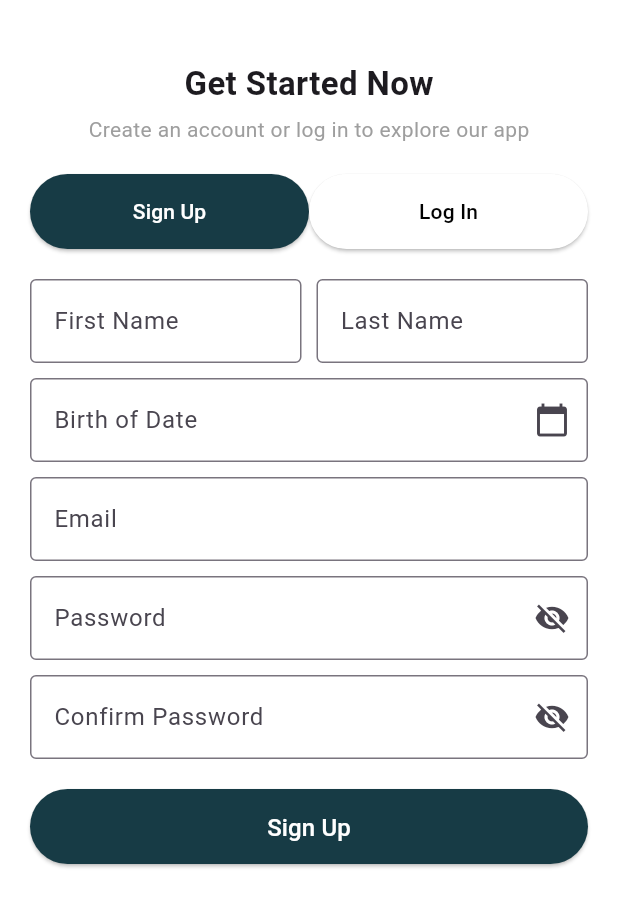
After one commit to anjumArnab/Spend-Wise, a Flutter app: the screen it shows after launch, in the side drawer, after a tap on "Log In", on a phone screen of 412 x 824 dp. The commit adds this screen. Shown: the top 907 px of the screen. Run offline on Flutter 3.47's test engine with Material 3 defaults, Android fonts, the phone set to English and light mode, and no system bars; our stand-ins replace flutter_local_notifications; network calls fail.

Commit message:
UI changes

```diff
--- a/lib/screens/drawer.dart
+++ b/lib/screens/drawer.dart
@@ -4,6 +4,7 @@ class CustomDrawer extends StatelessWidget {
   final String username;
   final String email;
   final String profilePictureUrl;
+  final VoidCallback onLogIn;
   final bool isBackupEnabled;
   final ValueChanged<bool> onBackupToggle;
   final VoidCallback onLogout;
@@ -14,6 +15,7 @@ class CustomDrawer extends StatelessWidget {
     required this.username,
     required this.email,
     required this.profilePictureUrl,
+    required this.onLogIn,
     required this.isBackupEnabled,
     required this.onBackupToggle,
     required this.onLogout,
@@ -36,6 +38,11 @@ class CustomDrawer extends StatelessWidget {
             decoration: const BoxDecoration(
               color: Colors.white// Set background color
             ),
+          ),
+          ListTile(
+            leading: const Icon(Icons.login_outlined, color: Colors.black),
+            title: const Text('Log In'),
+            onTap: onLogIn,
           ),
           // Backup Tasks Section
           ListTile(
--- a/lib/screens/homepage.dart
+++ b/lib/screens/homepage.dart
@@ -2,6 +2,7 @@ import 'package:flutter/material.dart';
 import 'package:spend_wise/screens/drawer.dart';
 import 'package:intl/intl.dart';
 import 'package:spend_wise/screens/showModalBottomSheet.dart';
+import 'package:spend_wise/screens/signUpScreen.dart';
 
 class HomePage extends StatefulWidget {
   const HomePage({super.key});
@@ -14,8 +15,11 @@ class _HomePageState extends State<HomePage> {
   int selectedButton = 0;
   String formattedDate = DateFormat('dd MMMM').format(DateTime.now());
 
-  void _bottomSheet(){
-    showModalBottomSheet(context: context, isScrollControlled: true, builder: (context) => const Showmodalbottomsheet());
+  void _bottomSheet() {
+    showModalBottomSheet(
+        context: context,
+        isScrollControlled: true,
+        builder: (context) => const Showmodalbottomsheet());
   }
 
   Future<void> _selectDate(BuildContext context) async {
@@ -53,6 +57,14 @@ class _HomePageState extends State<HomePage> {
         username: 'John Doe',
         email: "johndoe@gmail.com",
         profilePictureUrl: "",
+        onLogIn: () {
+          Navigator.pushReplacement(
+            context,
+            MaterialPageRoute(
+              builder: (context) => const SignUpScreen(),
+            ),
+          );
+        },
         isBackupEnabled: false,
         onBackupToggle: (_) {},
         onLogout: () {},
@@ -96,9 +108,9 @@ class _HomePageState extends State<HomePage> {
                               minimumSize: const Size(0, 0),
                               foregroundColor: selectedButton == 0
                                   ? Colors.white
-                                  : Colors.black,
+                                  : Color.fromRGBO(23, 59, 69, 1),
                               backgroundColor: selectedButton == 0
-                                  ? Colors.black
+                                  ? Color.fromRGBO(23, 59, 69, 1)
                                   : Colors.white,
                               shape: RoundedRectangleBorder(
                                 borderRadius: BorderRadius.circular(30),
@@ -121,9 +133,9 @@ class _HomePageState extends State<HomePage> {
                               minimumSize: const Size(0, 0),
                               foregroundColor: selectedButton == 1
                                   ? Colors.white
-                                  : Colors.black,
+                                  : Color.fromRGBO(23, 59, 69, 1),
                               backgroundColor: selectedButton == 1
-                                  ? Colors.black
+                                  ? Color.fromRGBO(23, 59, 69, 1)
                                   : Colors.white,
                               shape: RoundedRectangleBorder(
                                 borderRadius: BorderRadius.circular(30),
@@ -152,7 +164,7 @@ class _HomePageState extends State<HomePage> {
                       elevation: 0,
                       minimumSize: const Size(0, 0),
                       foregroundColor: Colors.white,
-                      backgroundColor: Colors.black,
+                      backgroundColor: Color.fromRGBO(23, 59, 69, 1),
                       shape: RoundedRectangleBorder(
                         borderRadius: BorderRadius.circular(30),
                       ),
@@ -167,20 +179,24 @@ class _HomePageState extends State<HomePage> {
           ),
           Center(
             child: Padding(
-            padding: const EdgeInsets.symmetric(horizontal: 16.0), // Adds padding to screen edges
+              padding: const EdgeInsets.symmetric(
+                  horizontal: 16.0), // Adds padding to screen edges
               child: Column(
                 mainAxisAlignment: MainAxisAlignment.center,
                 crossAxisAlignment: CrossAxisAlignment.center,
                 children: [
                   Row(
-                  mainAxisAlignment: MainAxisAlignment.spaceBetween, // Ensures equal spacing
+                    mainAxisAlignment:
+                        MainAxisAlignment.spaceBetween, // Ensures equal spacing
                     children: [
                       Expanded(
                         child: Padding(
-                        padding: const EdgeInsets.all(8.0), // Space around each container
+                          padding: const EdgeInsets.all(
+                              8.0), // Space around each container
                           child: Card(
                             shape: RoundedRectangleBorder(
-                            borderRadius: BorderRadius.circular(12), // Adds border radius
+                              borderRadius: BorderRadius.circular(
+                                  12), // Adds border radius
                             ),
                             child: const SizedBox(
                               width: 75,
@@ -265,13 +281,11 @@ class _HomePageState extends State<HomePage> {
             ),
           ),
         ],
-
       ),
       floatingActionButton: FloatingActionButton(
         onPressed: _bottomSheet,
         child: const Icon(Icons.add),
       ),
-
     );
   }
 }
--- /dev/null
+++ b/lib/screens/signUpScreen.dart
@@ -0,0 +1,218 @@
+import 'package:flutter/material.dart';
+
+class SignUpScreen extends StatefulWidget {
+  const SignUpScreen({super.key});
+
+  @override
+  State<SignUpScreen> createState() => _SignUpScreenState();
+}
+
+class _SignUpScreenState extends State<SignUpScreen> {
+
+  bool _isPasswordVisible = false;
+  bool _isConfirmPasswordVisible = false;
+  bool _isSignUp = true;
+
+  final TextEditingController _firstNameController = TextEditingController();
+  final TextEditingController _lastNameController = TextEditingController();
+  final TextEditingController _emailController = TextEditingController();
+  final TextEditingController _dobController = TextEditingController();
+  final TextEditingController _passwordController = TextEditingController();
+  final TextEditingController _confirmPasswordController = TextEditingController();
+
+  @override
+  Widget build(BuildContext context) {
+    return Scaffold(
+      backgroundColor: Colors.white,
+      body: Padding(
+        padding: const EdgeInsets.symmetric(horizontal: 20.0, vertical: 40),
+        child: Column(
+          crossAxisAlignment: CrossAxisAlignment.center,
+          children: [
+            const Text(
+              "Get Started Now",
+              style: TextStyle(fontSize: 22, fontWeight: FontWeight.bold),
+            ),
+            const SizedBox(height: 5),
+            const Text(
+              "Create an account or log in to explore our app",
+              style: TextStyle(fontSize: 14, color: Colors.grey),
+            ),
+            const SizedBox(height: 20),
+            Row(
+              mainAxisAlignment: MainAxisAlignment.center,
+              children: [
+                Expanded(
+                  child: Container(
+                    height: 50,
+                    child: ElevatedButton(
+                      onPressed: () {
+                        setState(() {
+                          _isSignUp = true;
+                        });
+                      },
+                      style: ElevatedButton.styleFrom(
+                        backgroundColor: _isSignUp ? Color.fromRGBO(23, 59, 69, 1) : Colors.white,
+                        shape: RoundedRectangleBorder(
+                          borderRadius: BorderRadius.circular(30),
+                        ),
+                      ),
+                      child: Text(
+                        "Sign Up",
+                        style: _isSignUp
+                            ? const TextStyle(color: Colors.white)
+                            : TextStyle(color: Colors.black),
+                      ),
+                    ),
+                  ),
+                ),
+                Expanded(
+                  child: Container(
+                    height: 50,
+                    child: ElevatedButton(
+                      onPressed: () {
+                        setState(() {
+                          _isSignUp = false;
+                        });
+                      },
+                      style: ElevatedButton.styleFrom(
+                        shape: RoundedRectangleBorder(
+                          borderRadius: BorderRadius.circular(30),
+                        ),
+                        foregroundColor:
+                            _isSignUp ? Colors.black54 : Colors.white,
+                        backgroundColor: _isSignUp ? Colors.white : Color.fromRGBO(23, 59, 69, 1),
+                      ),
+                      child: Text(
+                        "Log In",
+                        style: _isSignUp
+                            ? const TextStyle(color: Colors.black)
+                            : const TextStyle(color: Colors.white),
+                      ),
+                    ),
+                  ),
+                ),
+              ],
+            ),
+
+            const SizedBox(height: 20),
+
+            // Conditionally Render Fields Based on the Sign-Up / Log-In State
+            if (_isSignUp) ...[
+              // First Name & Last Name (only for Sign Up)
+              Row(
+                children: [
+                  Expanded(
+                    child: TextFormField(
+                      controller: _firstNameController,
+                      decoration: const InputDecoration(
+                        labelText: "First Name",
+                        border: OutlineInputBorder(),
+                      ),
+                    ),
+                  ),
+                  const SizedBox(width: 10),
+                  Expanded(
+                    child: TextFormField(
+                      controller: _lastNameController,
+                      decoration: const InputDecoration(
+                        labelText: "Last Name",
+                        border: OutlineInputBorder(),
+                      ),
+                    ),
+                  ),
+                ],
+              ),
+              const SizedBox(height: 10),
+              // Date of Birth Field (only for Sign Up)
+              TextFormField(
+                controller: _dobController,
+                decoration: const InputDecoration(
+                  labelText: "Birth of Date",
+                  suffixIcon: Icon(Icons.calendar_today),
+                  border: OutlineInputBorder(),
+                ),
+                keyboardType: TextInputType.datetime,
+              ),
+              const SizedBox(height: 10),
+            ],
+            // Email Field
+            TextFormField(
+              controller: _emailController,
+              decoration: const InputDecoration(
+                labelText: "Email",
+                border: OutlineInputBorder(),
+              ),
+              keyboardType: TextInputType.emailAddress,
+            ),
+            const SizedBox(height: 10),
+            // Password Field
+            TextFormField(
+              controller: _passwordController,
+              obscureText: !_isPasswordVisible,
+              decoration: InputDecoration(
+                labelText: "Password",
+                border: const OutlineInputBorder(),
+                suffixIcon: IconButton(
+                  icon: Icon(
+                    _isPasswordVisible
+                        ? Icons.visibility
+                        : Icons.visibility_off,
+                  ),
+                  onPressed: () {
+                    setState(() {
+                      _isPasswordVisible = !_isPasswordVisible;
+                    });
+                  },
+                ),
+              ),
+            ),
+            const SizedBox(height: 10),
+            // Confirm Password Field (only for Sign Up)
+            if (_isSignUp)
+              TextFormField(
+                controller: _confirmPasswordController,
+                obscureText: !_isConfirmPasswordVisible,
+                decoration: InputDecoration(
+                  labelText: "Confirm Password",
+                  border: const OutlineInputBorder(),
+                  suffixIcon: IconButton(
+                    icon: Icon(
+                      _isConfirmPasswordVisible
+                          ? Icons.visibility
+                          : Icons.visibility_off,
+                    ),
+                    onPressed: () {
+                      setState(() {
+                        _isConfirmPasswordVisible = !_isConfirmPasswordVisible;
+                      });
+                    },
+                  ),
+                ),
+              ),
+            const SizedBox(height: 20),
+            // Sign Up / Log In Button
+            SizedBox(
+              width: double.infinity,
+              height:50,
+              child: ElevatedButton(
+                onPressed: () {},
+                style: ElevatedButton.styleFrom(
+                  backgroundColor: Color.fromRGBO(23, 59, 69, 1), // Neon Green
+                  padding: const EdgeInsets.symmetric(vertical: 14),
+                  shape: RoundedRectangleBorder(
+                    borderRadius: BorderRadius.circular(30),
+                  ),
+                ),
+                child: Text(
+                  _isSignUp ? "Sign Up" : "Log In",
+                  style: const TextStyle(color: Colors.white, fontSize: 16),
+                ),
+              ),
+            ),
+          ],
+        ),
+      ),
+    );
+  }
+}
--- a/lib/services/notifications.dart
+++ b/lib/services/notifications.dart
@@ -1,6 +1,7 @@
 import 'package:flutter_local_notifications/flutter_local_notifications.dart';
 
 class NotificationService{
+  // ignore: unused_field
   final FlutterLocalNotificationsPlugin _flutterLocalNotificationsPlugin = FlutterLocalNotificationsPlugin();
 
   //initilize
@@ -12,6 +13,8 @@ class NotificationService{
       android: androidInitializationSettings
     );
 
+    await flutterLocalNotificationsPlugin.initialize(initializationSettings);
+
 
   }
 }
--- /dev/null
+++ b/lib/utils/button.dart
@@ -0,0 +1,28 @@
+import 'package:flutter/material.dart';
+
+class CustomTextButton extends StatelessWidget {
+  final String text;
+  final Color textColor;
+  final VoidCallback onPressed;
+
+  const CustomTextButton({
+    Key? key,
+    required this.text,
+    required this.textColor,
+    required this.onPressed,
+  }) : super(key: key);
+
+  @override
+  Widget build(BuildContext context) {
+    return TextButton(
+      onPressed: onPressed,
+      style: TextButton.styleFrom(
+        padding: const EdgeInsets.symmetric(horizontal: 16, vertical: 8),
+      ),
+      child: Text(
+        text,
+        style: TextStyle(fontSize: 18, color: textColor),
+      ),
+    );
+  }
+}
```
Also changed, not shown: lib/main.dart (line endings or trailing spaces). Lines whose indentation alone changed are shown as unchanged.
